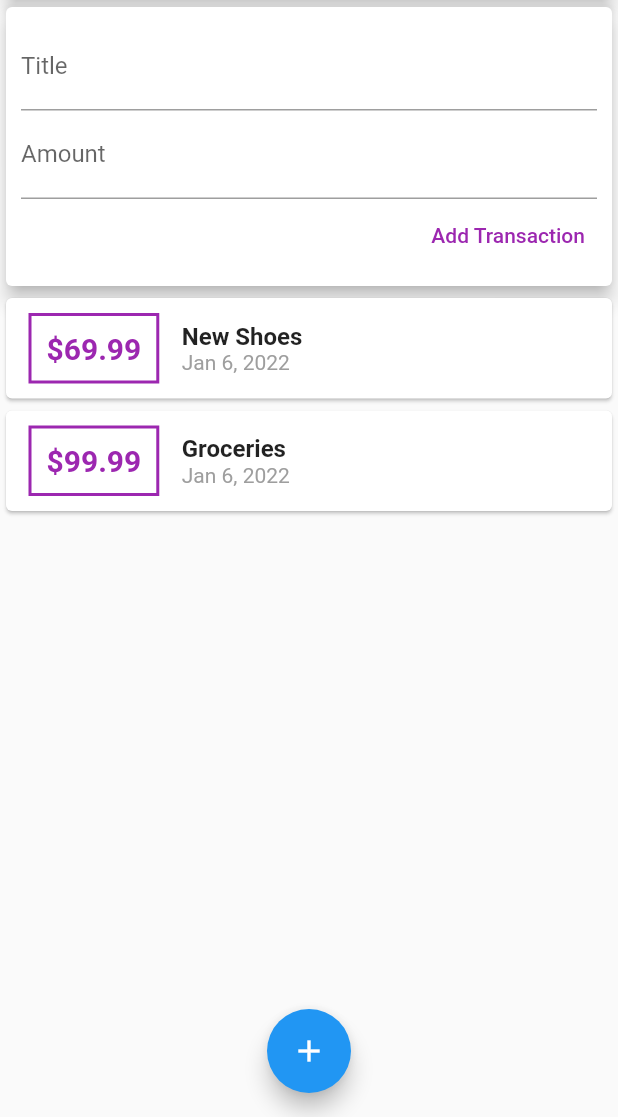
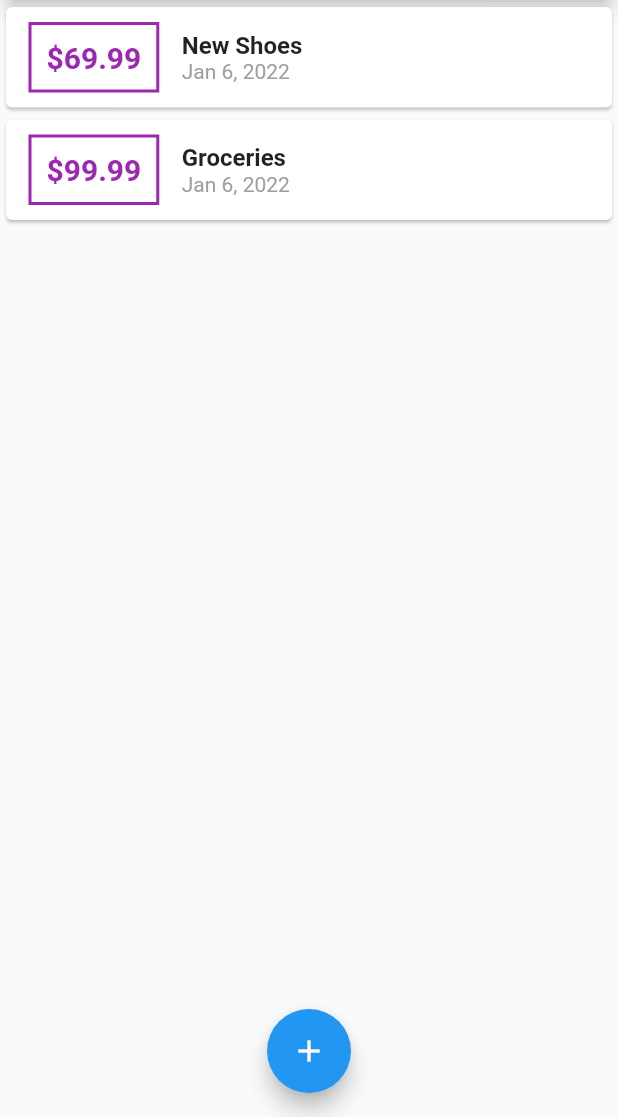
Before and after one commit to 0xcatrovacer/expense-tracker, a Flutter app: the screen it shows after launch, on a phone screen of 412 x 824 dp, the part 119-1236 px from its top. Run offline on Flutter 3.47's test engine with Material 2 defaults, Android fonts, the phone set to English and light mode, and no system bars.

Commit message:
added modal bottom sheet for user input

```diff
--- a/lib/main.dart
+++ b/lib/main.dart
@@ -1,6 +1,8 @@
 import 'package:flutter/material.dart';
 
-import './widgets/user_transaction.dart';
+import './widgets/new_transaction.dart';
+import './widgets/transaction_list.dart';
+import './models/transaction.dart';
 
 void main() => runApp(MyApp());
 
@@ -16,8 +18,40 @@ class MyApp extends StatelessWidget {
   }
 }
 
-class MyHomePage extends StatelessWidget {
+class MyHomePage extends StatefulWidget {
   MyHomePage({Key? key}) : super(key: key);
+
+  @override
+  State<MyHomePage> createState() => _MyHomePageState();
+}
+
+class _MyHomePageState extends State<MyHomePage> {
+  final List<Transaction> _userTransactions = [
+    Transaction(
+        id: 't1', title: 'New Shoes', amount: 69.99, date: DateTime.now()),
+    Transaction(
+        id: 't2', title: "Groceries", amount: 99.99, date: DateTime.now()),
+  ];
+
+  void _addNewTransaction(String txTitle, double txAmount) {
+    final newTx = Transaction(
+        id: DateTime.now().toString(),
+        title: txTitle,
+        amount: txAmount,
+        date: DateTime.now());
+
+    setState(() {
+      _userTransactions.add(newTx);
+    });
+  }
+
+  void _startAddNewTransaction(BuildContext ctx) {
+    showModalBottomSheet(
+        context: ctx,
+        builder: (bCtx) {
+          return NewTransaction(_addNewTransaction);
+        });
+  }
 
   @override
   Widget build(BuildContext context) {
@@ -26,7 +60,7 @@ class MyHomePage extends StatelessWidget {
         title: Text('Flutter App'),
         actions: <Widget>[
           IconButton(
-            onPressed: () {},
+            onPressed: () => _startAddNewTransaction(context),
             icon: Icon(Icons.add),
           )
         ],
@@ -43,14 +77,14 @@ class MyHomePage extends StatelessWidget {
                 elevation: 5,
               ),
             ),
-            UserTransactions()
+            TransactionList(_userTransactions)
           ],
         ),
       ),
       floatingActionButtonLocation: FloatingActionButtonLocation.centerFloat,
       floatingActionButton: FloatingActionButton(
         child: Icon(Icons.add),
-        onPressed: () {},
+        onPressed: () => _startAddNewTransaction(context),
       ),
     );
   }
--- a/lib/widgets/user_transaction.dart
+++ /dev/null
@@ -1,43 +0,0 @@
-import 'package:flutter/material.dart';
-
-import './transaction_list.dart';
-import './new_transaction.dart';
-import '../models/transaction.dart';
-
-class UserTransactions extends StatefulWidget {
-  const UserTransactions({Key? key}) : super(key: key);
-
-  @override
-  _UserTransactionsState createState() => _UserTransactionsState();
-}
-
-class _UserTransactionsState extends State<UserTransactions> {
-  final List<Transaction> _userTransactions = [
-    Transaction(
-        id: 't1', title: 'New Shoes', amount: 69.99, date: DateTime.now()),
-    Transaction(
-        id: 't2', title: "Groceries", amount: 99.99, date: DateTime.now()),
-  ];
-
-  void _addNewTransaction(String txTitle, double txAmount) {
-    final newTx = Transaction(
-        id: DateTime.now().toString(),
-        title: txTitle,
-        amount: txAmount,
-        date: DateTime.now());
-
-    setState(() {
-      _userTransactions.add(newTx);
-    });
-  }
-
-  @override
-  Widget build(BuildContext context) {
-    return Column(
-      children: <Widget>[
-        NewTransaction(_addNewTransaction),
-        TransactionList(_userTransactions)
-      ],
-    );
-  }
-}
```
